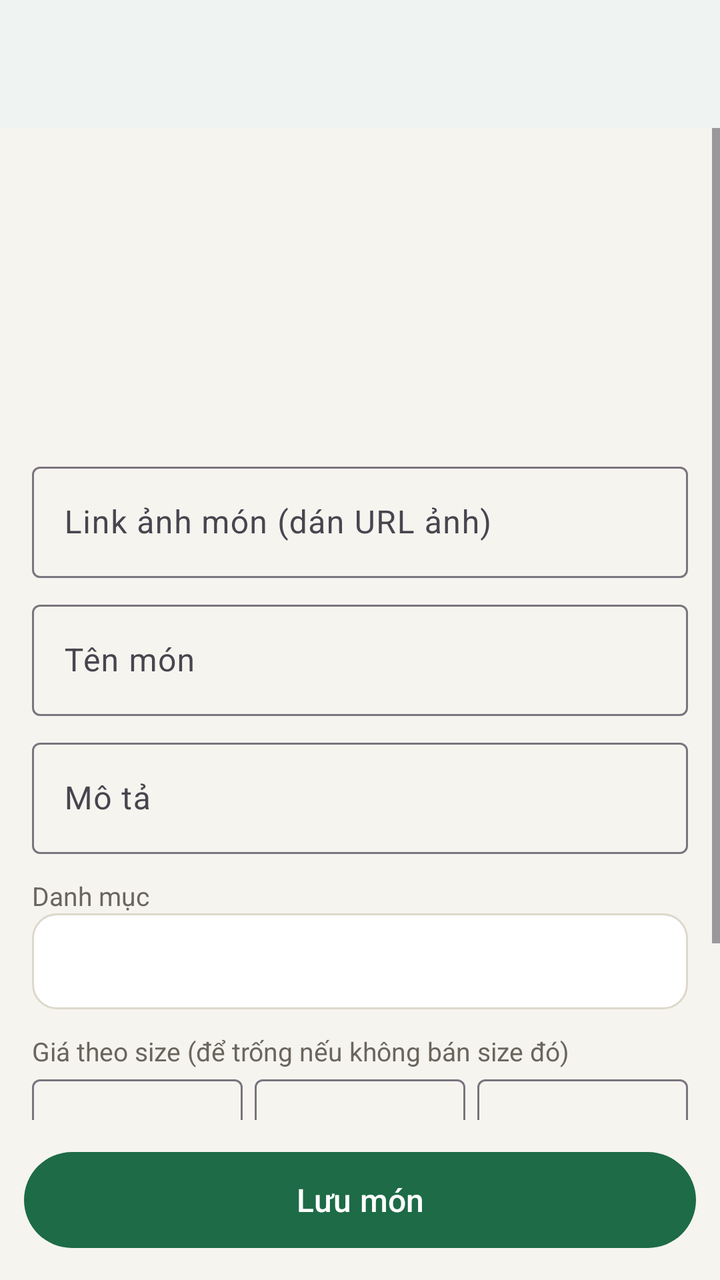
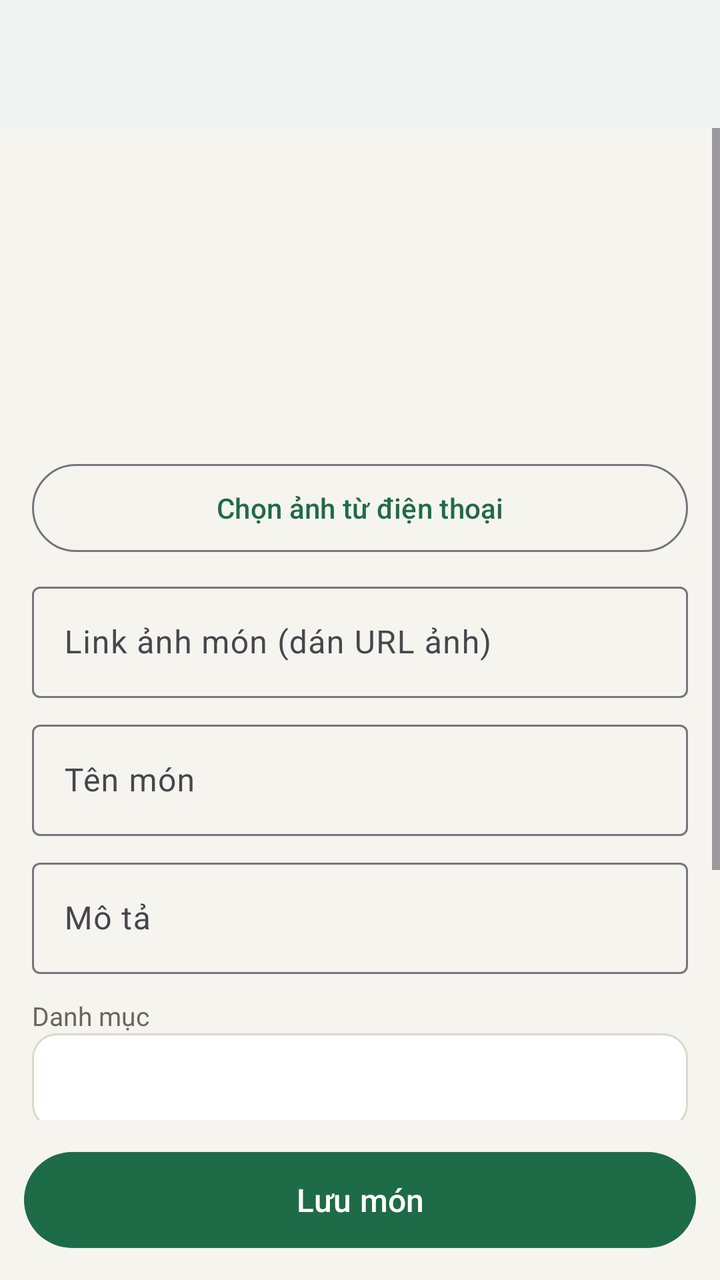

Two renders of the same Android screen: before a commit and after it. Below are the layout's source before the change and the commit's diff.
<!-- AndroidManifest.xml: application theme Theme.DoAnAppGiaodoan -->
<!-- res/layout/activity_add_edit_product.xml -->
<?xml version="1.0" encoding="utf-8"?>
<LinearLayout xmlns:android="http://schemas.android.com/apk/res/android"
    xmlns:app="http://schemas.android.com/apk/res-auto"
    android:layout_width="match_parent" android:layout_height="match_parent"
    android:background="@color/bg" android:fitsSystemWindows="true" android:orientation="vertical">
    <com.google.android.material.appbar.MaterialToolbar android:id="@+id/toolbar" style="@style/Toolbar"
        android:layout_width="match_parent" android:layout_height="?attr/actionBarSize" />
    <ScrollView android:layout_width="match_parent" android:layout_height="0dp" android:layout_weight="1">
        <LinearLayout android:layout_width="match_parent" android:layout_height="wrap_content" android:orientation="vertical" android:padding="16dp">
            <FrameLayout android:layout_width="match_parent" android:layout_height="140dp">
                <TextView android:id="@+id/imgText" style="@style/Placeholder" android:textSize="48sp"
                    android:layout_width="match_parent" android:layout_height="match_parent" />
                <ImageView android:id="@+id/img" android:layout_width="match_parent" android:layout_height="match_parent"
                    android:contentDescription="Ảnh món" android:scaleType="centerCrop" android:visibility="gone" />
            </FrameLayout>
    <com.google.android.material.textfield.TextInputLayout android:id="@+id/tilImage"
        style="@style/Widget.Material3.TextInputLayout.OutlinedBox" android:layout_marginTop="8dp"
        android:layout_width="match_parent" android:layout_height="wrap_content" android:hint="Link ảnh món (dán URL ảnh)">
        <com.google.android.material.textfield.TextInputEditText android:id="@+id/edtImage"
            android:layout_width="match_parent" android:layout_height="wrap_content" android:inputType="textUri" />
    </com.google.android.material.textfield.TextInputLayout>
    <com.google.android.material.textfield.TextInputLayout android:id="@+id/tilName"
        style="@style/Widget.Material3.TextInputLayout.OutlinedBox" android:layout_marginTop="8dp"
        android:layout_width="match_parent" android:layout_height="wrap_content" android:hint="Tên món">
        <com.google.android.material.textfield.TextInputEditText android:id="@+id/edtName"
            android:layout_width="match_parent" android:layout_height="wrap_content" android:inputType="text" />
    </com.google.android.material.textfield.TextInputLayout>
    <com.google.android.material.textfield.TextInputLayout android:id="@+id/tilDesc"
        style="@style/Widget.Material3.TextInputLayout.OutlinedBox" android:layout_marginTop="8dp"
        android:layout_width="match_parent" android:layout_height="wrap_content" android:hint="Mô tả">
        <com.google.android.material.textfield.TextInputEditText android:id="@+id/edtDesc"
            android:layout_width="match_parent" android:layout_height="wrap_content" android:inputType="textMultiLine" />
    </com.google.android.material.textfield.TextInputLayout>
            <TextView style="@style/Muted" android:layout_width="wrap_content" android:layout_height="wrap_content"
                android:layout_marginTop="12dp" android:text="Danh mục" />
            <Spinner android:id="@+id/spCategory" android:layout_width="match_parent" android:layout_height="48dp"
                android:background="@drawable/bg_card" />
            <TextView style="@style/Muted" android:layout_width="wrap_content" android:layout_height="wrap_content"
                android:layout_marginTop="12dp" android:text="Giá theo size (để trống nếu không bán size đó)" />
            <LinearLayout android:layout_width="match_parent" android:layout_height="wrap_content" android:orientation="horizontal">
                <com.google.android.material.textfield.TextInputLayout android:id="@+id/tilS"
                    style="@style/Widget.Material3.TextInputLayout.OutlinedBox"
                    android:layout_width="0dp" android:layout_height="wrap_content" android:layout_weight="1" android:hint="Size S">
                    <com.google.android.material.textfield.TextInputEditText android:id="@+id/edtS"
                        android:layout_width="match_parent" android:layout_height="wrap_content" android:inputType="number" />
                </com.google.android.material.textfield.TextInputLayout>
                <com.google.android.material.textfield.TextInputLayout android:id="@+id/tilM"
                    style="@style/Widget.Material3.TextInputLayout.OutlinedBox" android:layout_marginStart="6dp"
                    android:layout_width="0dp" android:layout_height="wrap_content" android:layout_weight="1" android:hint="Size M">
                    <com.google.android.material.textfield.TextInputEditText android:id="@+id/edtM"
                        android:layout_width="match_parent" android:layout_height="wrap_content" android:inputType="number" />
                </com.google.android.material.textfield.TextInputLayout>
                <com.google.android.material.textfield.TextInputLayout android:id="@+id/tilL"
                    style="@style/Widget.Material3.TextInputLayout.OutlinedBox" android:layout_marginStart="6dp"
                    android:layout_width="0dp" android:layout_height="wrap_content" android:layout_weight="1" android:hint="Size L">
                    <com.google.android.material.textfield.TextInputEditText android:id="@+id/edtL"
                        android:layout_width="match_parent" android:layout_height="wrap_content" android:inputType="number" />
                </com.google.android.material.textfield.TextInputLayout>
            </LinearLayout>
            <CheckBox android:id="@+id/cbNew" android:layout_width="wrap_content" android:layout_height="48dp"
                android:layout_marginTop="8dp" android:text="Đánh dấu là món mới" />
        </LinearLayout>
    </ScrollView>
    <Button android:id="@+id/btnSave" android:layout_width="match_parent" android:layout_height="56dp"
        android:layout_margin="12dp" android:text="Lưu món" android:textSize="16sp" />
</LinearLayout>
<!-- resources referenced by this layout -->
<resources>
  <color name="bg">#F6F4EF</color>
  <!-- drawable bg_card (drawable) -->
  <shape xmlns:android="http://schemas.android.com/apk/res/android">
      <solid android:color="@color/card" />
      <corners android:radius="12dp" />
      <stroke android:width="1dp" android:color="@color/line" />
  </shape>
  <style name="Muted">
          <item name="android:textSize">13sp</item>
          <item name="android:textColor">@color/muted</item>
      </style>
  <style name="Placeholder">
          <item name="android:gravity">center</item>
          <item name="android:textColor">@color/white</item>
          <item name="android:textStyle">bold</item>
          <item name="android:textSize">22sp</item>
      </style>
  <style name="Toolbar" parent="Widget.Material3.Toolbar">
          <item name="android:background">@color/white</item>
          <item name="titleTextColor">@color/ink</item>
          <item name="android:elevation">2dp</item>
      </style>
  <style name="Theme.DoAnAppGiaodoan" parent="Base.Theme.DoAnAppGiaodoan" />
  <color name="card">#FFFFFF</color>
  <color name="line">#DDD8CC</color>
  <color name="muted">#6A665D</color>
  <color name="white">#FFFFFFFF</color>
  <color name="ink">#1C1B19</color>
  <style name="Base.Theme.DoAnAppGiaodoan" parent="Theme.Material3.Light.NoActionBar">
          <item name="colorPrimary">@color/primary</item>
          <item name="colorOnPrimary">@color/white</item>
          <item name="colorPrimaryContainer">@color/primary_light</item>
          <item name="colorOnPrimaryContainer">@color/primary_dark</item>
          <item name="colorSecondary">@color/primary</item>
          <item name="android:colorBackground">@color/bg</item>
          <item name="colorSurface">@color/white</item>
          <item name="android:windowLightStatusBar">true</item>
      </style>
  <color name="primary">#1E6B47</color>
  <color name="primary_light">#E3F0E8</color>
  <color name="primary_dark">#14502F</color>
</resources>

<!-- the commit's change to res/layout/activity_add_edit_product.xml (unified diff, before → after) -->
@@ -13,6 +13,9 @@
                 <ImageView android:id="@+id/img" android:layout_width="match_parent" android:layout_height="match_parent"
                     android:contentDescription="Ảnh món" android:scaleType="centerCrop" android:visibility="gone" />
             </FrameLayout>
+            <Button android:id="@+id/btnPickImage" style="@style/Widget.Material3.Button.OutlinedButton"
+                android:layout_width="match_parent" android:layout_height="52dp" android:layout_marginTop="8dp"
+                android:text="Chọn ảnh từ điện thoại" />
     <com.google.android.material.textfield.TextInputLayout android:id="@+id/tilImage"
         style="@style/Widget.Material3.TextInputLayout.OutlinedBox" android:layout_marginTop="8dp"
         android:layout_width="match_parent" android:layout_height="wrap_content" android:hint="Link ảnh món (dán URL ảnh)">
